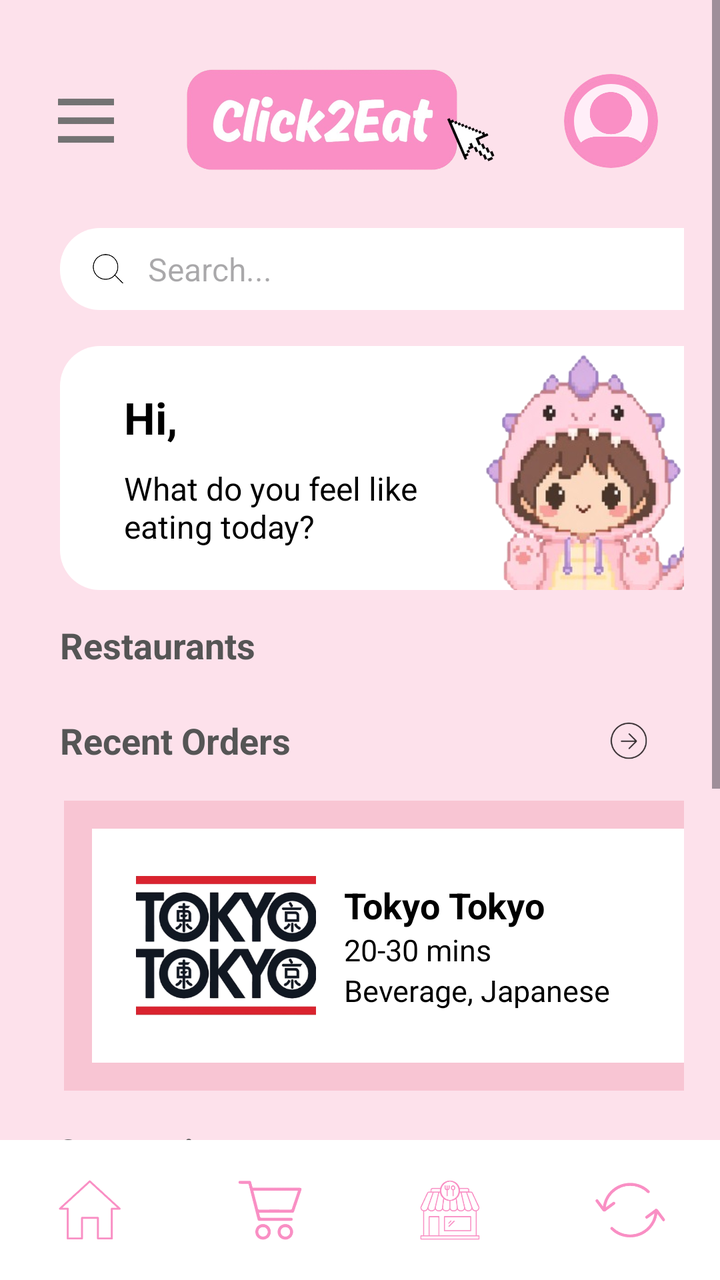
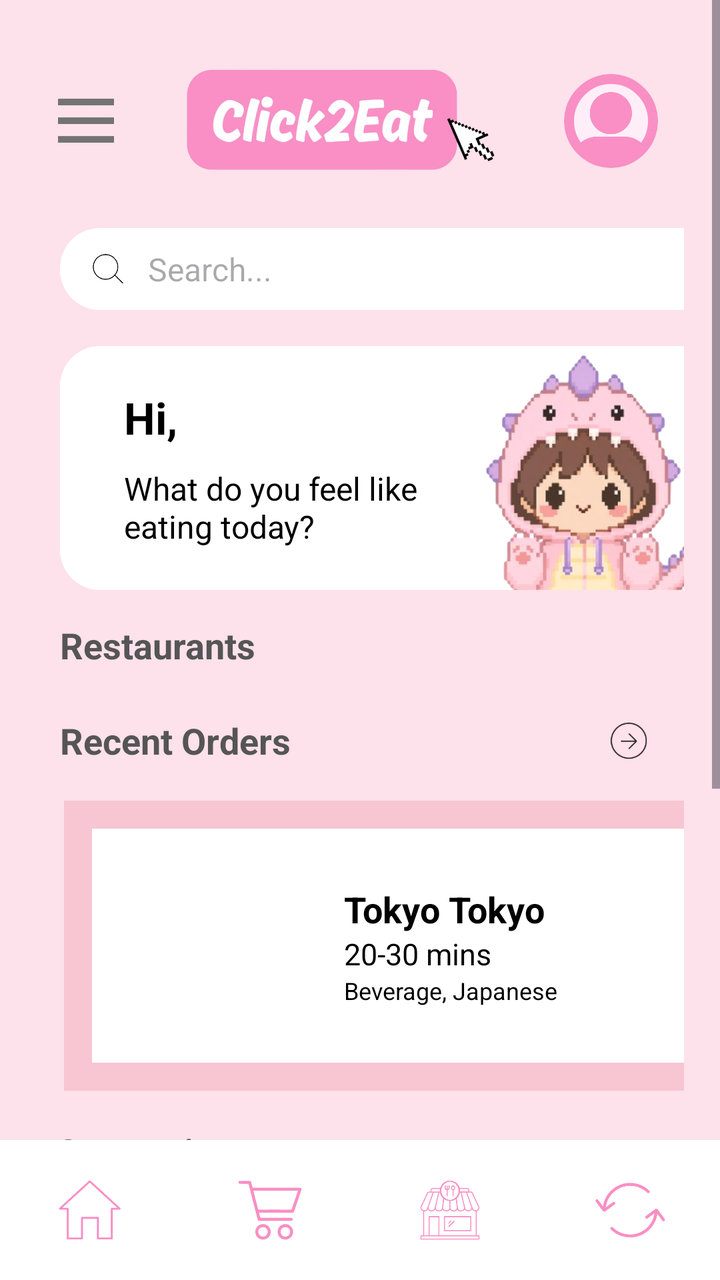

Screens rendered from an Android XML layout before and after an edit, with the pre-edit source and the edit as a unified diff.
<!-- AndroidManifest.xml: application theme Theme.Click2Eat -->
<!-- res/layout/activity_home.xml -->
<?xml version="1.0" encoding="utf-8"?>
<LinearLayout xmlns:android="http://schemas.android.com/apk/res/android"
    android:layout_width="match_parent"
    android:layout_height="match_parent"
    android:orientation="vertical"
    android:background="#FDE1EB">

    <ScrollView
        android:layout_width="match_parent"
        android:layout_height="0dp"
        android:layout_weight="1"
        android:fillViewport="true">

        <LinearLayout
            android:layout_width="match_parent"
            android:layout_height="wrap_content"
            android:orientation="vertical"
            android:paddingStart="20dp"
            android:paddingTop="25dp"
            android:paddingEnd="18dp">

            <LinearLayout
                android:layout_width="match_parent"
                android:layout_height="71dp"
                android:gravity="center_vertical"
                android:orientation="horizontal">

                <ImageView
                    android:layout_width="28dp"
                    android:layout_height="30dp"
                    android:layout_marginLeft="9dp"
                    android:contentDescription="Menu"
                    android:src="@drawable/three_line_icon" />

                <ImageView
                    android:layout_width="0dp"
                    android:layout_height="58dp"
                    android:layout_weight="1"
                    android:contentDescription="Click2Eat logo"
                    android:scaleType="fitCenter"
                    android:src="@drawable/click2eat_logo_no_bg" />

                <ImageView
                    android:id="@+id/ivProfile"
                    android:layout_width="47dp"
                    android:layout_height="47dp"
                    android:layout_marginEnd="13dp"
                    android:background="@drawable/bg_profile_circle"
                    android:clipToOutline="true"
                    android:contentDescription="Open profile"
                    android:scaleType="centerCrop"
                    android:src="@drawable/default_profile2" />
            </LinearLayout>

            <LinearLayout
                android:layout_width="350dp"
                android:layout_height="41dp"
                android:layout_marginTop="18dp"
                android:layout_marginLeft="10dp"
                android:background="@drawable/bg_profile_card"
                android:gravity="center_vertical"
                android:orientation="horizontal"
                android:paddingStart="16dp"
                android:paddingEnd="8dp">

                <ImageView
                    android:id="@+id/btnSearch"
                    android:layout_width="16dp"
                    android:layout_height="16dp"
                    android:contentDescription="Search icon"
                    android:src="@drawable/search_icon" />

                <EditText
                    android:id="@+id/etSearch"
                    android:layout_width="0dp"
                    android:layout_height="match_parent"
                    android:layout_weight="1"
                    android:background="@android:color/transparent"
                    android:hint="Search..."
                    android:paddingStart="12dp"
                    android:singleLine="true"
                    android:textSize="16dp" />

            </LinearLayout>

            <LinearLayout
                android:layout_width="350dp"
                android:layout_height="122dp"
                android:layout_marginLeft="10dp"
                android:layout_marginTop="18dp"
                android:background="@drawable/bg_profile_card"
                android:gravity="center_vertical"
                android:orientation="horizontal"
                android:paddingStart="22dp"
                android:paddingEnd="10dp">

                <LinearLayout
                    android:layout_width="0dp"
                    android:layout_height="wrap_content"
                    android:layout_weight="1"
                    android:orientation="vertical">

                    <TextView
                        android:id="@+id/tvUsername"
                        android:layout_width="wrap_content"
                        android:layout_height="wrap_content"
                        android:layout_marginStart="10dp"
                        android:text="Hi, "
                        android:textColor="@color/click_text"
                        android:textSize="22sp"
                        android:textStyle="bold" />

                    <TextView
                        android:layout_width="wrap_content"
                        android:layout_height="wrap_content"
                        android:layout_marginLeft="10dp"
                        android:layout_marginTop="10dp"
                        android:text="What do you feel like\neating today?"
                        android:textColor="@color/click_text"
                        android:textSize="16sp" />
                </LinearLayout>

                <ImageView
                    android:layout_width="110dp"
                    android:layout_height="210dp"
                    android:layout_marginTop="5dp"
                    android:layout_marginRight="20dp"
                    android:contentDescription="Click2Eat mascot"
                    android:scaleType="fitCenter"
                    android:src="@drawable/mascot" />
            </LinearLayout>

            <LinearLayout
                android:layout_width="370dp"
                android:layout_height="45dp"
                android:layout_marginLeft="10dp"
                android:layout_marginTop="18dp"
                android:layout_marginBottom="-20dp"
                android:gravity="center_vertical">

                <TextView
                    android:layout_width="370dp"
                    android:layout_height="wrap_content"
                    android:layout_marginTop="5dp"
                    android:layout_marginBottom="20dp"
                    android:layout_weight="1"
                    android:text="Restaurants"
                    android:textColor="#555555"
                    android:textSize="18sp"
                    android:textStyle="bold" />

                <ImageView
                    android:id="@+id/tvSeeRestaurants"
                    android:layout_width="35dp"
                    android:layout_height="20dp"
                    android:layout_marginTop="3dp"
                    android:layout_marginBottom="15dp"
                    android:layout_marginRight="15dp"
                    android:contentDescription="See More.."
                    android:gravity="center"
                    android:scaleType="fitCenter"
                    android:src="@drawable/arrow_right" />
            </LinearLayout>

            <androidx.recyclerview.widget.RecyclerView
                android:id="@+id/rvFeaturedRestaurants"
                android:layout_width="360dp"
                android:layout_marginLeft="5dp"
                android:layout_height="wrap_content"
                android:layout_marginTop="8dp"
                android:nestedScrollingEnabled="false" />

            <LinearLayout
                android:layout_width="match_parent"
                android:layout_height="40dp"
                android:layout_marginStart="10dp"
                android:layout_marginTop="4dp"
                android:layout_marginEnd="10dp"
                android:gravity="center_vertical"
                android:orientation="horizontal">

                <TextView
                    android:layout_width="0dp"
                    android:layout_height="wrap_content"
                    android:layout_weight="1"
                    android:text="Recent Orders"
                    android:textColor="#555555"
                    android:textSize="18sp"
                    android:textStyle="bold" />

                <ImageButton
                    android:id="@+id/btnSeeRecentOrders"
                    android:layout_width="20dp"
                    android:layout_height="33dp"
                    android:layout_marginRight="8dp"
                    android:background="@android:color/transparent"
                    android:contentDescription="See recent orders"
                    android:padding="0dp"
                    android:scaleType="fitCenter"
                    android:src="@drawable/arrow_right" />

            </LinearLayout>

            <LinearLayout
                android:layout_width="345dp"
                android:layout_height="145dp"
                android:layout_marginLeft="12dp"
                android:layout_marginTop="10dp"
                android:background="#F8C5D3"
                android:orientation="vertical"
                android:padding="14dp">

                <LinearLayout
                    android:layout_width="match_parent"
                    android:layout_height="match_parent"
                    android:background="@color/click_white"
                    android:gravity="center_vertical"
                    android:orientation="horizontal"
                    android:paddingStart="14dp"
                    android:paddingEnd="14dp">

                    <ImageView
                        android:layout_width="90dp"
                        android:layout_height="90dp"
                        android:layout_marginLeft="8dp"
                        android:contentDescription="Recent order restaurant"
                        android:scaleType="centerInside"
                        android:src="@drawable/tokyo_tokyo" />

                    <LinearLayout
                        android:layout_width="0dp"
                        android:layout_height="wrap_content"
                        android:layout_weight="1"
                        android:orientation="vertical"
                        android:paddingStart="14dp">

                        <TextView
                            android:layout_width="match_parent"
                            android:layout_height="wrap_content"
                            android:text="Tokyo Tokyo"
                            android:textColor="@color/click_text"
                            android:textSize="18sp"
                            android:textStyle="bold" />

                        <TextView
                            android:layout_width="match_parent"
                            android:layout_height="wrap_content"
                            android:text="20-30 mins"
                            android:textColor="@color/click_text"
                            android:textSize="15sp" />

                        <TextView
                            android:layout_width="match_parent"
                            android:layout_height="wrap_content"
                            android:text="Beverage, Japanese"
                            android:textColor="@color/click_text"
                            android:textSize="15sp" />

                    </LinearLayout>

                </LinearLayout>

            </LinearLayout>

            <TextView
                android:layout_width="370dp"
                android:layout_height="wrap_content"
                android:layout_marginTop="18dp"
                android:layout_marginBottom="12dp"
                android:layout_marginLeft="8dp"
                android:text="Categories"
                android:textColor="#555555"
                android:textSize="18sp"
                android:textStyle="bold" />

            <androidx.recyclerview.widget.RecyclerView
                android:id="@+id/rvCategories"
                android:layout_width="360dp"
                android:layout_height="220dp"
                android:layout_marginLeft="5dp"
                android:layout_marginTop="4dp"
                android:nestedScrollingEnabled="false" />
        </LinearLayout>
    </ScrollView>

    <LinearLayout
        android:layout_width="match_parent"
        android:layout_height="70dp"
        android:background="@color/click_white"
        android:gravity="center"
        android:orientation="horizontal">

        <ImageButton
            android:id="@+id/btnHome"
            android:layout_width="0dp"
            android:layout_height="match_parent"
            android:layout_weight="1"
            android:background="@android:color/transparent"
            android:contentDescription="Home"
            android:padding="20dp"
            android:scaleType="centerInside"
            android:src="@drawable/dashboard_icon" />

        <ImageButton
            android:id="@+id/btnCart"
            android:layout_width="0dp"
            android:layout_height="match_parent"
            android:layout_weight="1"
            android:background="@android:color/transparent"
            android:contentDescription="Cart"
            android:padding="20dp"
            android:scaleType="centerInside"
            android:src="@drawable/cart_icon" />

        <ImageButton
            android:id="@+id/btnRestaurants"
            android:layout_width="0dp"
            android:layout_height="match_parent"
            android:layout_weight="1"
            android:background="@android:color/transparent"
            android:contentDescription="Restaurants"
            android:padding="20dp"
            android:scaleType="centerInside"
            android:src="@drawable/restaurants_icon" />

        <ImageButton
            android:id="@+id/btnOrders"
            android:layout_width="0dp"
            android:layout_height="match_parent"
            android:layout_weight="1"
            android:background="@android:color/transparent"
            android:contentDescription="Order history"
            android:padding="21dp"
            android:scaleType="centerInside"
            android:src="@drawable/history_icon" />

    </LinearLayout>
</LinearLayout>
<!-- resources referenced by this layout -->
<resources>
  <color name="click_text">#000000</color>
  <color name="click_white">#FFFFFF</color>
  <!-- drawable arrow_right: png bitmap (drawable, 8942 bytes) -->
  <!-- drawable bg_profile_card (drawable) -->
  <?xml version="1.0" encoding="utf-8"?>
  <shape xmlns:android="http://schemas.android.com/apk/res/android">
      <solid android:color="@color/click_white"/>
      <corners android:radius="20dp"/>
  </shape>
  <!-- drawable bg_profile_circle (drawable) -->
  <?xml version="1.0" encoding="utf-8"?>
  <shape xmlns:android="http://schemas.android.com/apk/res/android"
      android:shape="oval">
  
      <solid android:color="@color/click_light_pink"/>
  
      <stroke
          android:width="5dp"
          android:color="@color/click_pink"/>
  
  </shape>
  <!-- drawable cart_icon: png bitmap (drawable, 4194 bytes) -->
  <!-- drawable click2eat_logo_no_bg: png bitmap (drawable, 139894 bytes) -->
  <!-- drawable dashboard_icon: png bitmap (drawable, 2342 bytes) -->
  <!-- drawable default_profile2: png bitmap (drawable, 52318 bytes) -->
  <!-- drawable history_icon: png bitmap (drawable, 4571 bytes) -->
  <!-- drawable mascot: png bitmap (drawable, 93006 bytes) -->
  <!-- drawable restaurants_icon: png bitmap (drawable, 7734 bytes) -->
  <!-- drawable search_icon: png bitmap (drawable, 6468 bytes) -->
  <!-- drawable three_line_icon: png bitmap (drawable, 2015 bytes) -->
  <!-- drawable tokyo_tokyo: png bitmap (drawable, 88231 bytes) -->
  <style name="Theme.Click2Eat" parent="Base.Theme.Click2Eat" />
  <color name="click_light_pink">#ffeef8</color>
  <color name="click_pink">#f98fc4</color>
  <style name="Base.Theme.Click2Eat" parent="Theme.Material3.DayNight.NoActionBar">
          
          
      </style>
</resources>

<!-- the commit's change to res/layout/activity_home.xml (unified diff, before → after) -->
@@ -220,12 +220,13 @@
                     android:paddingEnd="14dp">
 
                     <ImageView
+                        android:id="@+id/ivRecentOrderRestaurant"
                         android:layout_width="90dp"
                         android:layout_height="90dp"
                         android:layout_marginLeft="8dp"
                         android:contentDescription="Recent order restaurant"
-                        android:scaleType="centerInside"
-                        android:src="@drawable/tokyo_tokyo" />
+                        android:scaleType="centerInside">
+                    </ImageView>
 
                     <LinearLayout
                         android:layout_width="0dp"
@@ -235,6 +236,7 @@
                         android:paddingStart="14dp">
 
                         <TextView
+                            android:id="@+id/tvRecentOrderRestaurant"
                             android:layout_width="match_parent"
                             android:layout_height="wrap_content"
                             android:text="Tokyo Tokyo"
@@ -243,6 +245,7 @@
                             android:textStyle="bold" />
 
                         <TextView
+                            android:id="@+id/tvRecentOrderDeliveryTime"
                             android:layout_width="match_parent"
                             android:layout_height="wrap_content"
                             android:text="20-30 mins"
@@ -250,13 +253,24 @@
                             android:textSize="15sp" />
 
                         <TextView
+                            android:id="@+id/tvRecentOrderCategory"
                             android:layout_width="match_parent"
                             android:layout_height="wrap_content"
                             android:text="Beverage, Japanese"
                             android:textColor="@color/click_text"
-                            android:textSize="15sp" />
+                            android:textSize="12sp" />
 
                     </LinearLayout>
+
+                    <TextView
+                        android:id="@+id/tvNoRecentOrders"
+                        android:layout_width="match_parent"
+                        android:layout_height="match_parent"
+                        android:gravity="center"
+                        android:text="No recent orders."
+                        android:textColor="#555555"
+                        android:textSize="15sp"
+                        android:visibility="gone" />
 
                 </LinearLayout>
 
<!-- resource entries referenced after the edit -->
@@ -30,7 +30,6 @@
   <!-- drawable restaurants_icon: png bitmap (drawable, 7734 bytes) -->
   <!-- drawable search_icon: png bitmap (drawable, 6468 bytes) -->
   <!-- drawable three_line_icon: png bitmap (drawable, 2015 bytes) -->
-  <!-- drawable tokyo_tokyo: png bitmap (drawable, 88231 bytes) -->
   <style name="Theme.Click2Eat" parent="Base.Theme.Click2Eat" />
   <color name="click_light_pink">#ffeef8</color>
   <color name="click_pink">#f98fc4</color>
